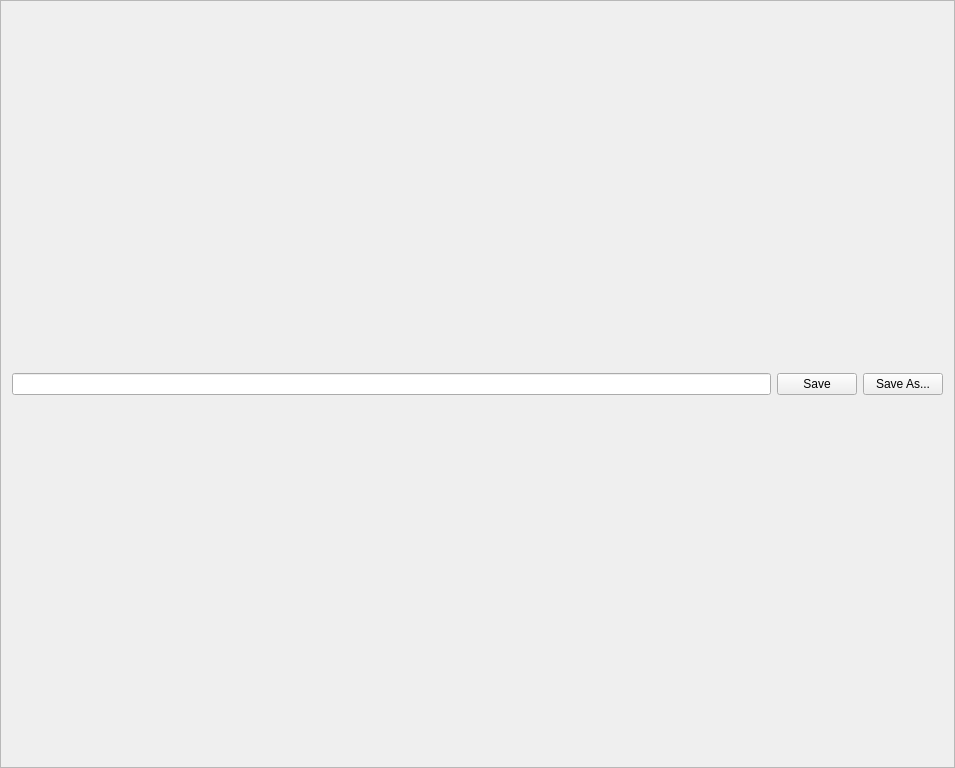
Above: GraphicsFrame.ui from maciekswat/ram_plots before the change. Below: the same form after it.
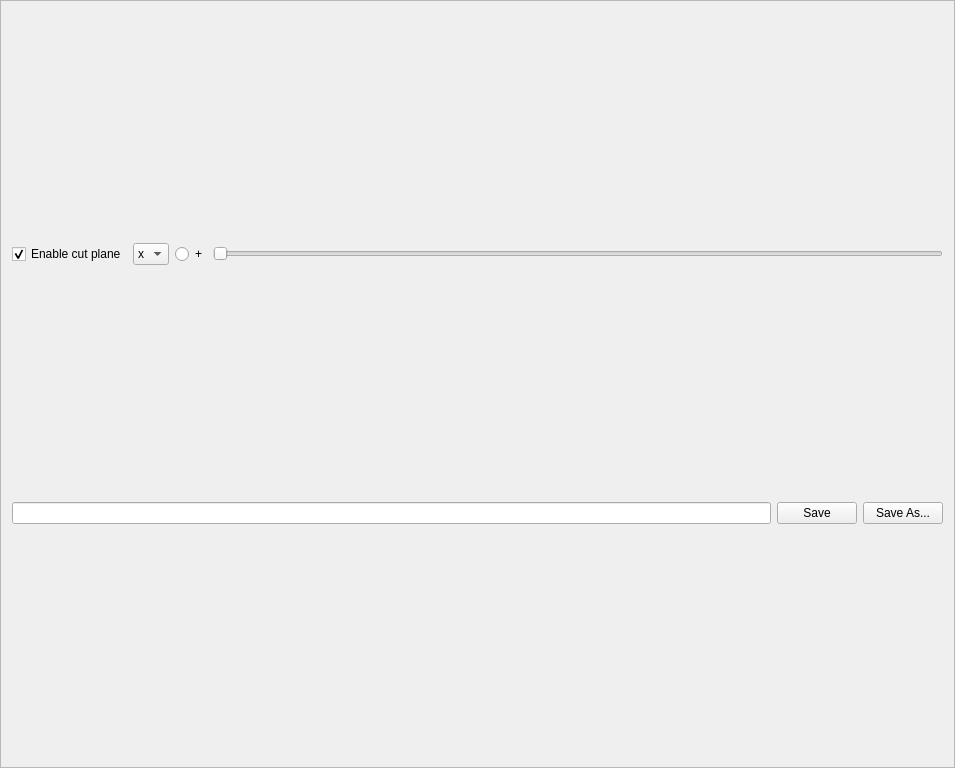
That is the form after the change.

Commit message: added widget with plane cutter

What changed in the file:
```diff
--- a/GraphicsFrame.ui
+++ b/GraphicsFrame.ui
@@ -20,6 +20,56 @@
    <enum>QFrame::Raised</enum>
   </property>
   <layout class="QVBoxLayout" name="verticalLayout">
+   <item>
+    <layout class="QHBoxLayout" name="horizontalLayout_2">
+     <item>
+      <widget class="QCheckBox" name="cut_plane_CB">
+       <property name="enabled">
+        <bool>true</bool>
+       </property>
+       <property name="text">
+        <string>Enable cut plane</string>
+       </property>
+       <property name="checked">
+        <bool>true</bool>
+       </property>
+      </widget>
+     </item>
+     <item>
+      <widget class="QComboBox" name="cut_axis_CB">
+       <item>
+        <property name="text">
+         <string>x</string>
+        </property>
+       </item>
+       <item>
+        <property name="text">
+         <string>y</string>
+        </property>
+       </item>
+       <item>
+        <property name="text">
+         <string>z</string>
+        </property>
+       </item>
+      </widget>
+     </item>
+     <item>
+      <widget class="QRadioButton" name="pos_dir_RB">
+       <property name="text">
+        <string>+</string>
+       </property>
+      </widget>
+     </item>
+     <item>
+      <widget class="QSlider" name="cut_plane_pos_S">
+       <property name="orientation">
+        <enum>Qt::Horizontal</enum>
+       </property>
+      </widget>
+     </item>
+    </layout>
+   </item>
    <item>
     <layout class="QHBoxLayout" name="horizontalLayout">
      <item>
```
Left out of the diff: 35 changed lines with no effect on the pictures. The commit also changes 5 other files.
